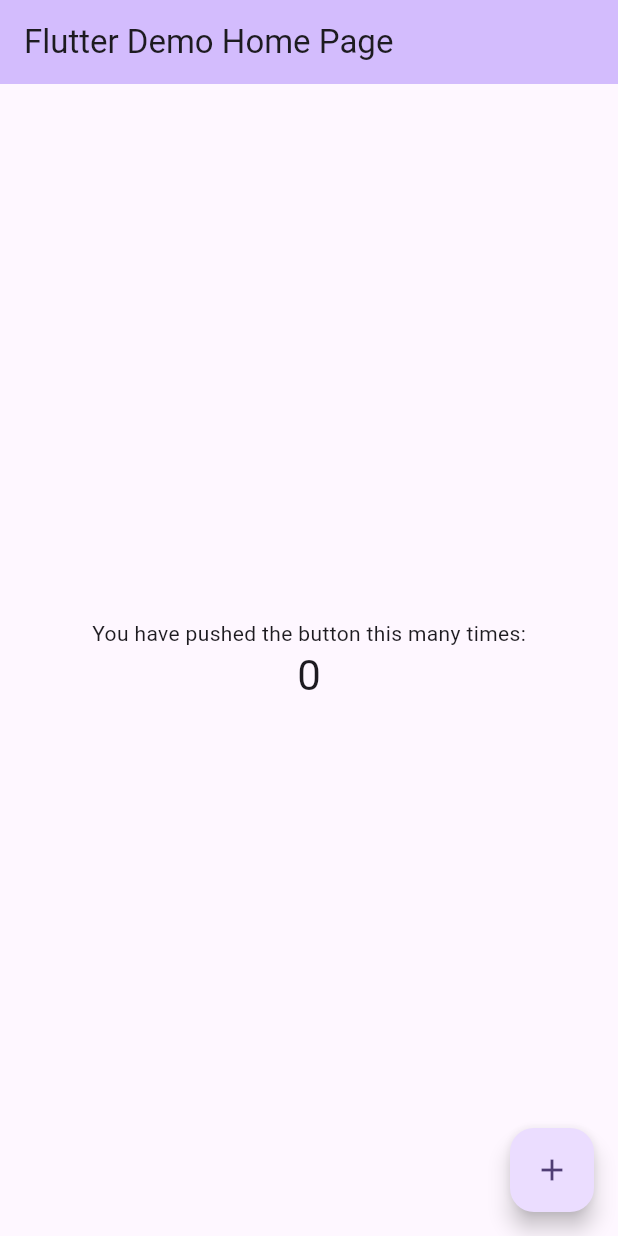
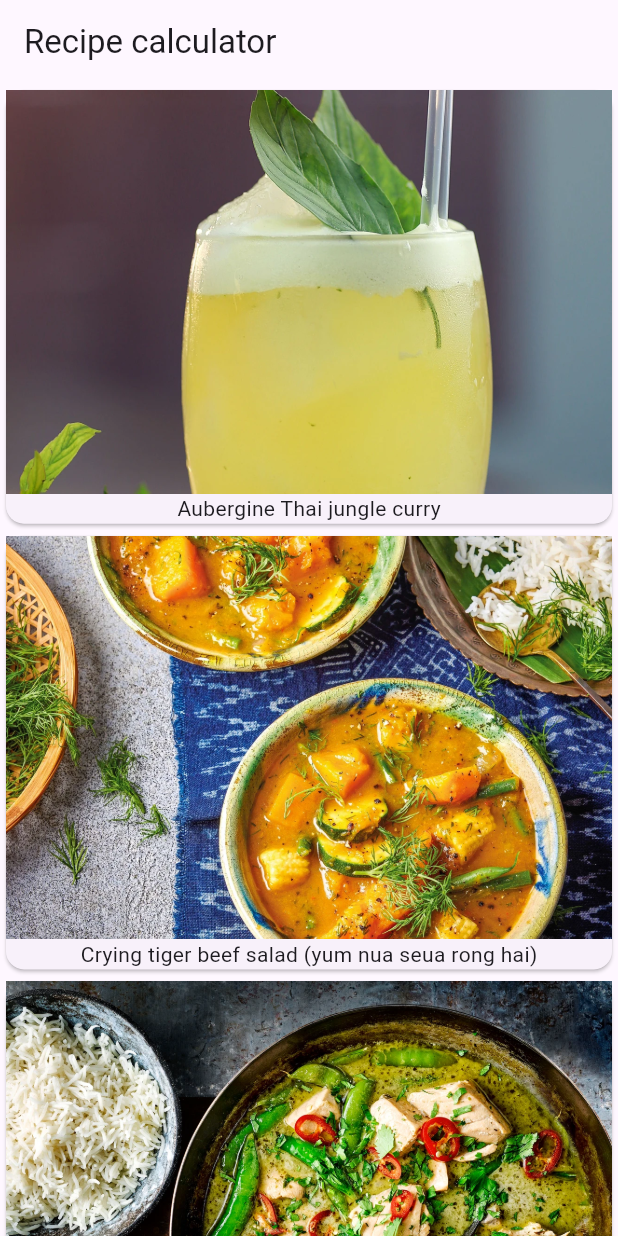
Before and after one commit to Pattarapong01/Recipe, a Flutter app: the screen it shows after launch, on a phone screen of 412 x 824 dp. Run offline on Flutter 3.47's test engine with Material 3 defaults, Android fonts, the phone set to English and light mode, and no system bars.

Commit message:
Recipe final

```diff
--- /dev/null
+++ b/lib/MOdel/recipe.dart
@@ -0,0 +1,16 @@
+class Recipe {
+  String imageLabel;
+  String imageUrl;
+
+  Recipe(this.imageUrl,this.imageLabel);
+
+static List<Recipe> samples =
+  [
+    Recipe('assets/images/juice.webp', 'Aubergine Thai jungle curry'),
+    Recipe('assets/images/p110-20250121rps2352pumpkincurrypreview-8534543.webp', 'Crying tiger beef salad (yum nua seua rong hai)'),
+    Recipe('assets/images/OLI-0519-Healthy_GreenThaiFishCurry_32208-c3cee9a (1).webp', 'Jackfruit massaman curry'),
+    Recipe('assets/images/p133-20250121rps2352northernlarbpreview-1-0ac4d35.webp', 'Larb muang (Thai chopped pork salad)'),
+    Recipe('assets/images/200304_Olive_PadThai-ebe0f22-scaled.webp', 'Pad Thai'),
+    Recipe('assets/images/Curry.jpg', 'Pad Thai'),
+  ];
+}
--- a/lib/main.dart
+++ b/lib/main.dart
@@ -1,4 +1,5 @@
 import 'package:flutter/material.dart';
+import 'package:recipes/MOdel/recipe.dart';
 
 void main() {
   runApp(const RecipeApp());
@@ -30,7 +31,7 @@ class RecipeApp extends StatelessWidget {
         // tested with just a hot reload.
         colorScheme: .fromSeed(seedColor: Colors.deepPurple),
       ),
-      home: const MyHomePage(title: 'Flutter Demo Home Page'),
+      home: const MyHomePage(title: 'Recipe calculator'),
     );
   }
 }
@@ -54,69 +55,29 @@ class MyHomePage extends StatefulWidget {
 }
 
 class _MyHomePageState extends State<MyHomePage> {
-  int _counter = 0;
-
-  void _incrementCounter() {
-    setState(() {
-      // This call to setState tells the Flutter framework that something has
-      // changed in this State, which causes it to rerun the build method below
-      // so that the display can reflect the updated values. If we changed
-      // _counter without calling setState(), then the build method would not be
-      // called again, and so nothing would appear to happen.
-      _counter++;
-    });
-  }
-
   @override
   Widget build(BuildContext context) {
-    // This method is rerun every time setState is called, for instance as done
-    // by the _incrementCounter method above.
-    //
-    // The Flutter framework has been optimized to make rerunning build methods
-    // fast, so that you can just rebuild anything that needs updating rather
-    // than having to individually change instances of widgets.
     return Scaffold(
-      appBar: AppBar(
-        // TRY THIS: Try changing the color here to a specific color (to
-        // Colors.amber, perhaps?) and trigger a hot reload to see the AppBar
-        // change color while the other colors stay the same.
-        backgroundColor: Theme.of(context).colorScheme.inversePrimary,
-        // Here we take the value from the MyHomePage object that was created by
-        // the App.build method, and use it to set our appbar title.
-        title: Text(widget.title),
-      ),
-      body: Center(
-        // Center is a layout widget. It takes a single child and positions it
-        // in the middle of the parent.
-        child: Column(
-          // Column is also a layout widget. It takes a list of children and
-          // arranges them vertically. By default, it sizes itself to fit its
-          // children horizontally, and tries to be as tall as its parent.
-          //
-          // Column has various properties to control how it sizes itself and
-          // how it positions its children. Here we use mainAxisAlignment to
-          // center the children vertically; the main axis here is the vertical
-          // axis because Columns are vertical (the cross axis would be
-          // horizontal).
-          //
-          // TRY THIS: Invoke "debug painting" (choose the "Toggle Debug Paint"
-          // action in the IDE, or press "p" in the console), to see the
-          // wireframe for each widget.
-          mainAxisAlignment: .center,
-          children: [
-            const Text('You have pushed the button this many times:'),
-            Text(
-              '$_counter',
-              style: Theme.of(context).textTheme.headlineMedium,
-            ),
-          ],
+      appBar: AppBar(title: Text(widget.title)),
+      body: SafeArea(child: Container(
+        child: ListView.builder(itemBuilder: (BuildContext context,int index)
+        {
+          return buildRecipeCard(Recipe.samples[index]);
+        },
+        itemCount: Recipe.samples.length,
         ),
-      ),
-      floatingActionButton: FloatingActionButton(
-        onPressed: _incrementCounter,
-        tooltip: 'Increment',
-        child: const Icon(Icons.add),
-      ),
-    );
+      )),
+      );
   }
 }
+
+Widget buildRecipeCard(Recipe recipe) {
+  return Card(
+    child: Column(
+      children: <Widget>[
+        Image(image: AssetImage(recipe.imageUrl)),
+        Text(recipe.imageLabel),
+      ],
+    ),
+  );
+}
```
Also changed, not shown: pubspec.yaml (+10 -7 lines), assets/images/200304_Olive_PadThai-ebe0f22-scaled.webp (added), assets/images/Curry.jpg (added), assets/images/OLI-0519-Healthy_GreenThaiFishCurry_32208-c3cee9a (1).webp (added), assets/images/OLI-0519-Healthy_GreenThaiFishCurry_32208-c3cee9a.webp (added), assets/images/juice.webp (added), assets/images/p110-20250121rps2352pumpkincurrypreview-8534543.webp (added), assets/images/p133-20250121rps2352northernlarbpreview-1-0ac4d35.webp (added), 1 other file.
